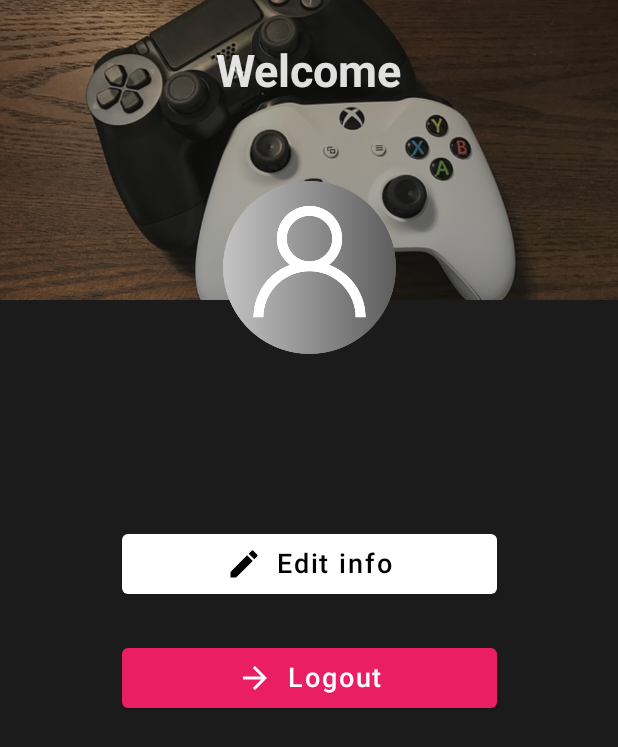
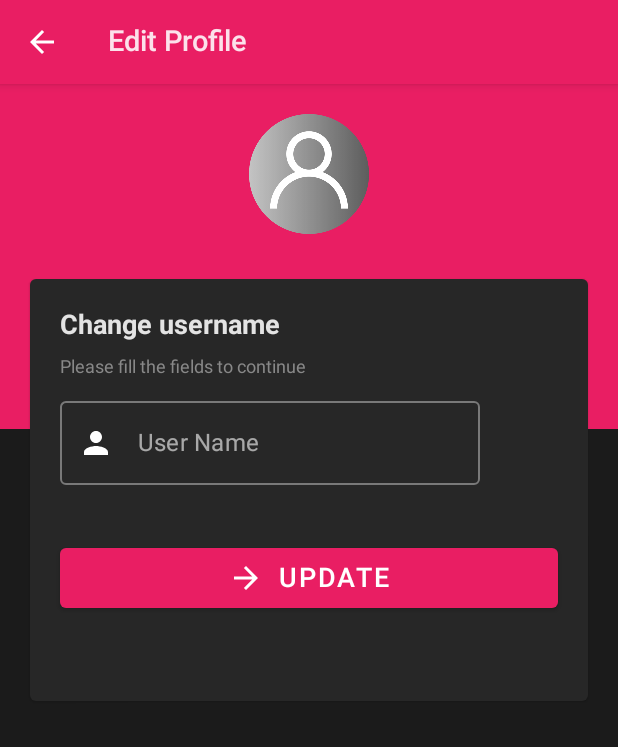
Before and after one commit to dnlxorr/GammerMVVM, an Android app built with Jetpack Compose: the ProfileScreen screen opened through its navigation route, after a tap on "Edit info", on a phone screen of 412 x 824 dp. Shown: the top 747 px of the screen. Run offline under Robolectric (Android 15) with nearby library versions, the phone set to English and light mode, and no system bars; our stand-ins replace Dagger/Hilt's generated code, Firebase (no records; nobody signed in at launch, a user with empty details on screens opened directly).

Commit message:
Edit profile screen added.

```diff
--- a/app/build.gradle
+++ b/app/build.gradle
@@ -84,6 +84,9 @@ dependencies {
     // Login authentication Firebase
     implementation 'com.google.firebase:firebase-auth-ktx:21.0.3'
 
+//    GSON
+    implementation 'com.google.code.gson:gson:2.9.1'
+
     testImplementation 'junit:junit:4.13.2'
     androidTestImplementation 'androidx.test.ext:junit:1.1.5'
     androidTestImplementation 'androidx.test.espresso:espresso-core:3.5.1'
--- a/app/src/main/java/com/cas/gammermvvmapp/domain/model/User.kt
+++ b/app/src/main/java/com/cas/gammermvvmapp/domain/model/User.kt
@@ -1,8 +1,17 @@
 package com.cas.gammermvvmapp.domain.model
+
+import com.google.gson.Gson
 
 data class User(
     var id: String = "",
     var username: String = "",
     var email: String = "",
     var password: String = "",
-)
+
+){
+    fun toJson():String = Gson().toJson(this)
+
+    companion object{
+        fun fromJson(data:String): User = Gson().fromJson(data,User::class.java)
+    }
+}
--- a/app/src/main/java/com/cas/gammermvvmapp/presentation/navigation/AppNavigation.kt
+++ b/app/src/main/java/com/cas/gammermvvmapp/presentation/navigation/AppNavigation.kt
@@ -2,10 +2,13 @@ package com.cas.gammermvvmapp.presentation.navigation
 
 import androidx.compose.runtime.Composable
 import androidx.navigation.NavHostController
+import androidx.navigation.NavType
 import androidx.navigation.compose.NavHost
 import androidx.navigation.compose.composable
+import androidx.navigation.navArgument
 import com.cas.gammermvvmapp.presentation.screens.login.LogingScreen
 import com.cas.gammermvvmapp.presentation.screens.profile.ProfileScreen
+import com.cas.gammermvvmapp.presentation.screens.profile_edit.ProfileEditScreen
 import com.cas.gammermvvmapp.presentation.screens.signup.SignUpScreen
 
 @Composable
@@ -21,6 +24,16 @@ fun AppNavigation(navHostController: NavHostController) {
         composable(route = AppScreen.Profile.route){
             ProfileScreen(navHostController = navHostController)
         }
+        composable(
+            route = AppScreen.ProfileEdit.route,
+            arguments = listOf(navArgument("user"){
+                type = NavType.StringType
+            })
+        ){
+            it.arguments?.getString("user")?.let {
+                ProfileEditScreen(navHostController = navHostController,it)
+            }
+        }
     }
 
 }
--- a/app/src/main/java/com/cas/gammermvvmapp/presentation/navigation/AppScreen.kt
+++ b/app/src/main/java/com/cas/gammermvvmapp/presentation/navigation/AppScreen.kt
@@ -5,5 +5,8 @@ sealed class AppScreen(val route:String) {
     object Login:AppScreen(route = "login")
     object SignUp:AppScreen(route = "signup")
     object Profile:AppScreen(route = "profile")
+    object ProfileEdit:AppScreen(route = "profile/edit/{user}"){
+        fun passUser(user:String) = "profile/edit/$user"
+    }
 
 }
--- a/app/src/main/java/com/cas/gammermvvmapp/presentation/screens/profile/components/ProfileContent.kt
+++ b/app/src/main/java/com/cas/gammermvvmapp/presentation/screens/profile/components/ProfileContent.kt
@@ -70,7 +70,7 @@ fun ProfileContent(navHostController: NavHostController,viewModel: ProfileViewMo
             color = Color.White,
             icon = Icons.Default.Edit,
             textColor = Color.Black,
-            onClick = { /*TODO*/ })
+            onClick = { navHostController.navigate(AppScreen.ProfileEdit.passUser(viewModel.userData.toJson())) })
         Spacer(modifier = Modifier.height(10.dp))
         DefaultButton(
             modifier = Modifier.width(250.dp),
--- /dev/null
+++ b/app/src/main/java/com/cas/gammermvvmapp/presentation/screens/profile_edit/ProfileEditScreen.kt
@@ -0,0 +1,23 @@
+package com.cas.gammermvvmapp.presentation.screens.profile_edit
+
+import android.annotation.SuppressLint
+import androidx.compose.material.Scaffold
+import androidx.compose.runtime.Composable
+import androidx.navigation.NavHostController
+import com.cas.gammermvvmapp.presentation.components.DefaultTopBar
+import com.cas.gammermvvmapp.presentation.screens.profile.components.ProfileContent
+import com.cas.gammermvvmapp.presentation.screens.profile_edit.components.ProfileEditContent
+import com.cas.gammermvvmapp.presentation.screens.signup.components.SignUpContent
+
+@SuppressLint("UnusedMaterialScaffoldPaddingParameter")
+@Composable
+fun ProfileEditScreen(
+    navHostController: NavHostController,
+    user: String){
+
+    Scaffold(topBar = { DefaultTopBar(title = "Edit Profile", upAvailable = true, navHostController = navHostController) },
+        content = {
+            ProfileEditContent(navHostController)
+        },
+        bottomBar = {})
+}
--- /dev/null
+++ b/app/src/main/java/com/cas/gammermvvmapp/presentation/screens/profile_edit/ProfileEditState.kt
@@ -0,0 +1,3 @@
+package com.cas.gammermvvmapp.presentation.screens.profile_edit
+
+data class ProfileEditState(val username:String="")
--- /dev/null
+++ b/app/src/main/java/com/cas/gammermvvmapp/presentation/screens/profile_edit/ProfileEditViewModel.kt
@@ -0,0 +1,39 @@
+package com.cas.gammermvvmapp.presentation.screens.profile_edit
+
+import android.view.View
+import androidx.compose.runtime.getValue
+import androidx.compose.runtime.mutableStateOf
+import androidx.compose.runtime.setValue
+import androidx.lifecycle.SavedStateHandle
+import androidx.lifecycle.ViewModel
+import com.cas.gammermvvmapp.domain.model.User
+import com.cas.gammermvvmapp.presentation.screens.signup.SignupState
+import dagger.hilt.android.lifecycle.HiltViewModel
+import javax.inject.Inject
+
+@HiltViewModel
+class ProfileEditViewModel @Inject constructor(private val savedStateHandle: SavedStateHandle): ViewModel() {
+    var state by mutableStateOf(ProfileEditState())
+        private set
+
+    var usernameErrorMsg by mutableStateOf("")
+        private set
+
+    val data = savedStateHandle.get<String>("user")
+    val user = User.fromJson(data!!)
+
+    init {
+        state = state.copy(username = user.username)
+    }
+
+    fun validateUsername() {
+        usernameErrorMsg = if (state.username.length >= 5) {
+            ""
+        } else {
+            "5 chars at least!"
+        }
+    }
+    fun onUsernameInput(username: String) {
+        state = state.copy(username = username)
+    }
+}
--- /dev/null
+++ b/app/src/main/java/com/cas/gammermvvmapp/presentation/screens/profile_edit/components/ProfileEditContent.kt
@@ -0,0 +1,114 @@
+package com.cas.gammermvvmapp.presentation.screens.profile_edit.components
+
+import androidx.compose.foundation.Image
+import androidx.compose.foundation.background
+import androidx.compose.foundation.layout.Box
+import androidx.compose.foundation.layout.Column
+import androidx.compose.foundation.layout.Spacer
+import androidx.compose.foundation.layout.fillMaxWidth
+import androidx.compose.foundation.layout.height
+import androidx.compose.foundation.layout.padding
+import androidx.compose.material.Card
+import androidx.compose.material.Text
+import androidx.compose.material.icons.Icons
+import androidx.compose.material.icons.filled.Email
+import androidx.compose.material.icons.filled.Lock
+import androidx.compose.material.icons.filled.Person
+import androidx.compose.material.icons.outlined.Lock
+import androidx.compose.runtime.Composable
+import androidx.compose.ui.Alignment
+import androidx.compose.ui.Modifier
+import androidx.compose.ui.graphics.Color
+import androidx.compose.ui.res.painterResource
+import androidx.compose.ui.text.font.FontWeight
+import androidx.compose.ui.text.input.KeyboardType
+import androidx.compose.ui.unit.dp
+import androidx.compose.ui.unit.sp
+import androidx.hilt.navigation.compose.hiltViewModel
+import androidx.navigation.NavHostController
+import com.cas.gammermvvmapp.R
+import com.cas.gammermvvmapp.presentation.Darkgray500
+import com.cas.gammermvvmapp.presentation.DefaultButton
+import com.cas.gammermvvmapp.presentation.DefaultTextField
+import com.cas.gammermvvmapp.presentation.Red500
+import com.cas.gammermvvmapp.presentation.screens.profile_edit.ProfileEditViewModel
+import com.cas.gammermvvmapp.presentation.screens.signup.SignupViewModel
+@Composable
+fun ProfileEditContent (
+        navHostController: NavHostController,
+        profielEditViewModel: ProfileEditViewModel = hiltViewModel()
+    ) {
+
+        val state = profielEditViewModel.state
+
+        Box(
+            modifier = Modifier
+                .fillMaxWidth()
+        ) {
+            Box(
+                modifier = Modifier
+                    .height(230.dp)
+                    .background(Red500)
+                    .fillMaxWidth()
+            ) {
+                Column(
+                    modifier = Modifier.fillMaxWidth(),
+                    horizontalAlignment = Alignment.CenterHorizontally
+                ) {
+                    Spacer(modifier = Modifier.height(20.dp))
+                    Image(
+                        modifier = Modifier.height(80.dp),
+                        painter = painterResource(id = R.drawable.user),
+                        contentDescription = "User Image"
+                    )
+                }
+            }
+            Card(
+                modifier = Modifier.padding(start = 20.dp, end = 20.dp, top = 130.dp),
+                backgroundColor = Darkgray500
+            ) {
+                Column(modifier = Modifier.padding(horizontal = 20.dp)) {
+
+                    Text(
+                        modifier = Modifier.padding(
+                            top = 20.dp,
+                            bottom = 0.dp,
+                            start = 0.dp,
+                            end = 0.dp
+                        ),
+                        text = "Change username",
+                        fontSize = 18.sp,
+                        fontWeight = FontWeight.Bold
+                    )
+                    Spacer(modifier = Modifier.height(10.dp))
+                    Text(
+                        text = "Please fill the fields to continue",
+                        fontSize = 12.sp,
+                        color = Color.Gray
+                    )
+                    DefaultTextField(
+                        modifier = Modifier.padding(top = 8.dp),
+                        value = state.username,
+                        onValueChange = { profielEditViewModel.onUsernameInput(it) },
+                        label = "User Name",
+                        icon = Icons.Default.Person,
+                        errorMsg = profielEditViewModel.usernameErrorMsg,
+                        validateField = { profielEditViewModel.validateUsername() }
+                    )
+
+
+                    DefaultButton(
+                        modifier = Modifier
+                            .fillMaxWidth()
+                            .padding(top = 20.dp, bottom = 40.dp),
+                        text = "UPDATE",
+                        onClick = { },
+                    )
+
+                }
+
+            }
+        }
+
+
+    }
--- a/app/src/main/java/com/cas/gammermvvmapp/presentation/screens/signup/SignupViewModel.kt
+++ b/app/src/main/java/com/cas/gammermvvmapp/presentation/screens/signup/SignupViewModel.kt
@@ -26,7 +26,7 @@ class SignupViewModel @Inject constructor(
     var state by mutableStateOf(SignupState())
         private set
 
-    var isEmailValid by mutableStateOf(false)
+    var usernameErrorMsg by mutableStateOf("")
         private set
 
     var emailErrorMsg by mutableStateOf("")
@@ -38,10 +38,11 @@ class SignupViewModel @Inject constructor(
     var passwordErrorMsg by mutableStateOf("")
         private set
 
+
     var isUsernameValid by mutableStateOf(false)
         private set
 
-    var usernameErrorMsg by mutableStateOf("")
+    var isEmailValid by mutableStateOf(false)
         private set
 
     var isConfirmPasswordValid by mutableStateOf(false)
```
